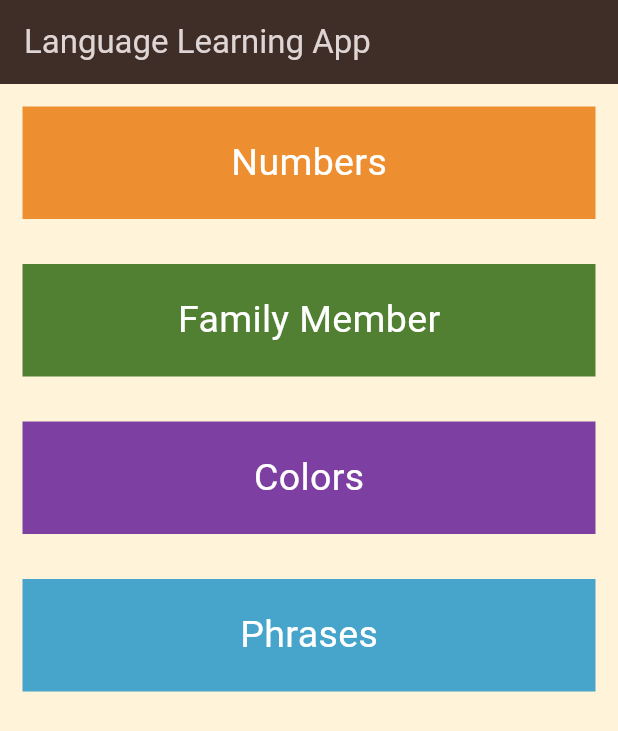
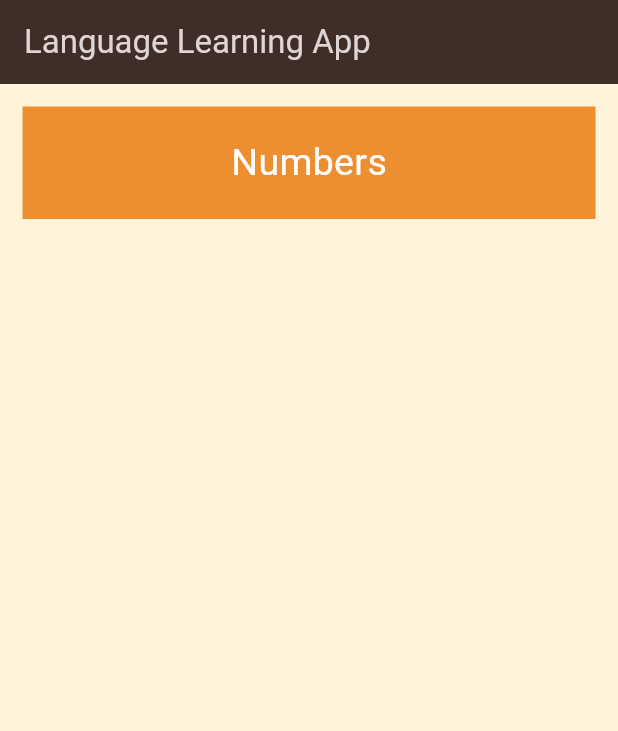
Before and after one commit to Ahmed-Hamouda1/Language-Learning-App, a Flutter app: the screen it shows after launch, on a phone screen of 412 x 824 dp. Shown: the top 731 px of the screen. Run offline on Flutter 3.47's test engine with Material 3 defaults, Android fonts, the light colour scheme and no system bars; our stand-ins replace audioplayers.

Commit message:
play sounds in numbers page and finish this screen

```diff
--- a/lib/screens/homepage.dart
+++ b/lib/screens/homepage.dart
@@ -24,25 +24,24 @@ class HomePage extends StatelessWidget
             nextPage:  NumbersPage(),
 
           ),
-          ButtonInHomepage
-          (
-            color: const Color(0xff528032),
-            title: "Family Member",
-            nextPage:  NumbersPage(),
-          ),
-          ButtonInHomepage
-          (
-            color: const Color(0xff7D40A2),
-            title: "Colors",
-            nextPage:  NumbersPage(),
-          ),
-          ButtonInHomepage
-          (
-            color: const Color(0xff47A5CB),
-            title: "Phrases",
-            nextPage:  NumbersPage(),
-          ),
-
+          // ButtonInHomepage
+          // (
+          //   color: const Color(0xff528032),
+          //   title: "Family Member",
+          //   nextPage:  NumbersPage(),
+          // ),
+          // ButtonInHomepage
+          // (
+          //   color: const Color(0xff7D40A2),
+          //   title: "Colors",
+          //   nextPage:  NumbersPage(),
+          // ),
+          // ButtonInHomepage
+          // (
+          //   color: const Color(0xff47A5CB),
+          //   title: "Phrases",
+          //   nextPage:  NumbersPage(),
+          //),
         ],
       ),
     );
```
Also changed, not shown: lib/components/item_in_pages.dart (+9 -4 lines), lib/screens/numbers.dart (+10 -10 lines).
